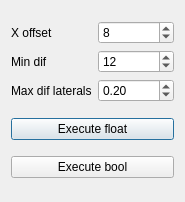
Before: the Qt Designer form data/qt/PlateLocation.ui in gstiebler/vision_workbench, drawn with Qt 5.
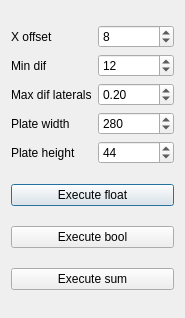
After: the same form once the commit is applied.

Commit message: Showing sums of plate location regions

```diff
--- a/data/qt/PlateLocation.ui
+++ b/data/qt/PlateLocation.ui
@@ -7,7 +7,7 @@
     <x>0</x>
     <y>0</y>
     <width>185</width>
-    <height>202</height>
+    <height>318</height>
    </rect>
   </property>
   <property name="windowTitle">
@@ -23,6 +23,23 @@
        </property>
       </widget>
      </item>
+     <item row="3" column="0">
+      <widget class="QLabel" name="label_4">
+       <property name="text">
+        <string>Plate width</string>
+       </property>
+      </widget>
+     </item>
+     <item row="1" column="1">
+      <widget class="QSpinBox" name="minDifSpin">
+       <property name="minimum">
+        <number>1</number>
+       </property>
+       <property name="value">
+        <number>12</number>
+       </property>
+      </widget>
+     </item>
      <item row="2" column="0">
       <widget class="QLabel" name="label">
        <property name="text">
@@ -30,6 +47,13 @@
        </property>
       </widget>
      </item>
+     <item row="1" column="0">
+      <widget class="QLabel" name="label_3">
+       <property name="text">
+        <string>Min dif</string>
+       </property>
+      </widget>
+     </item>
      <item row="2" column="1">
       <widget class="QDoubleSpinBox" name="maxDifLateralsProp">
        <property name="singleStep">
@@ -50,20 +74,30 @@
        </property>
       </widget>
      </item>
-     <item row="1" column="0">
-      <widget class="QLabel" name="label_3">
+     <item row="4" column="0">
+      <widget class="QLabel" name="label_5">
        <property name="text">
-        <string>Min dif</string>
+        <string>Plate height</string>
        </property>
       </widget>
      </item>
-     <item row="1" column="1">
-      <widget class="QSpinBox" name="minDifSpin">
-       <property name="minimum">
-        <number>1</number>
+     <item row="3" column="1">
+      <widget class="QSpinBox" name="plateWidthSpin">
+       <property name="maximum">
+        <number>1000</number>
        </property>
        <property name="value">
-        <number>12</number>
+        <number>280</number>
+       </property>
+      </widget>
+     </item>
+     <item row="4" column="1">
+      <widget class="QSpinBox" name="plateHeightSpin">
+       <property name="maximum">
+        <number>200</number>
+       </property>
+       <property name="value">
+        <number>44</number>
        </property>
       </widget>
      </item>
@@ -83,6 +117,13 @@
      </property>
     </widget>
    </item>
+   <item>
+    <widget class="QPushButton" name="executeSumButton">
+     <property name="text">
+      <string>Execute sum</string>
+     </property>
+    </widget>
+   </item>
   </layout>
  </widget>
  <resources/>
```
The commit also changes 4 other files.
